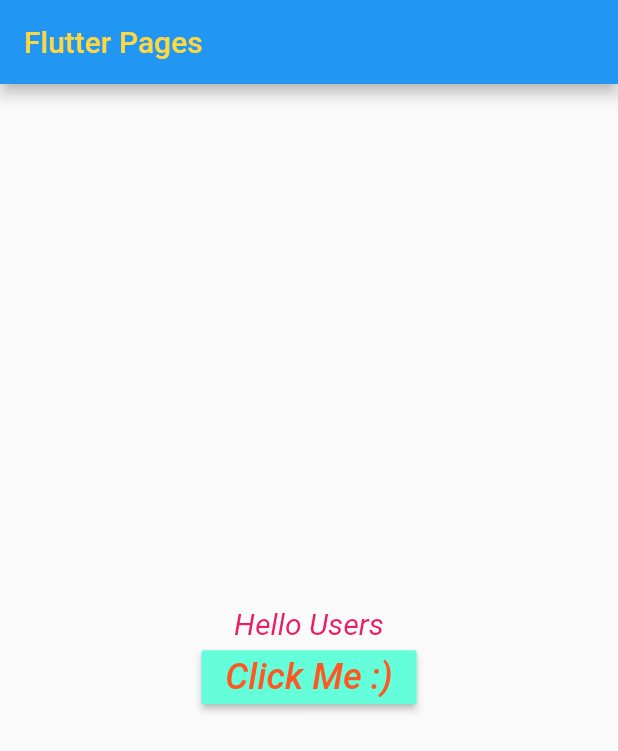
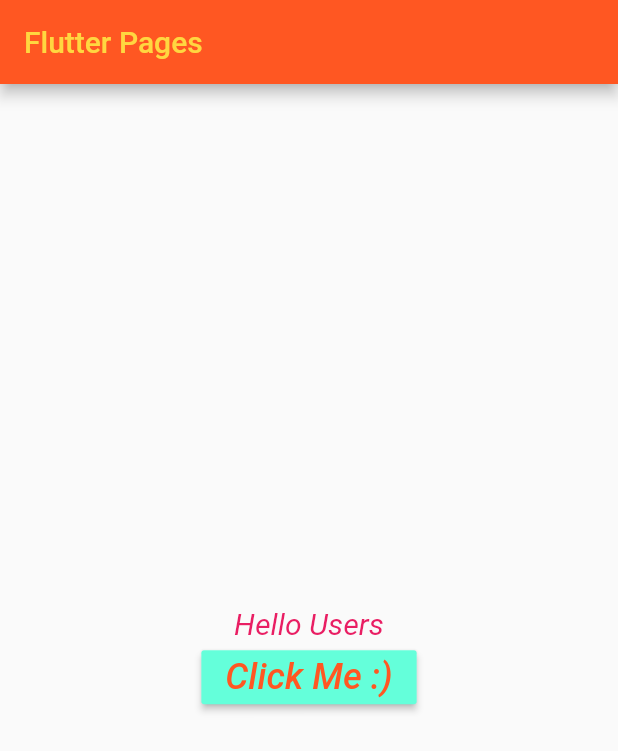
Before and after one commit to vaibhavbisht06/FlutterApp-2.0, a Flutter app: the screen it shows after launch, on a phone screen of 412 x 824 dp. Shown: the top 751 px of the screen. Run offline on Flutter 3.47's test engine with Material 2 defaults, Android fonts, the phone set to English and light mode, and no system bars.

Commit message:
Chnage in tool bar

```diff
--- a/second_app/lib/main.dart
+++ b/second_app/lib/main.dart
@@ -53,7 +53,7 @@ import 'package:flutter/material.dart';
    @override
    Widget build(BuildContext context) {
      return Scaffold(
-       appBar:  new AppBar(
+       appBar:  new AppBar(backgroundColor: Colors.deepOrange ,
          title: new Text("Flutter Pages", style: new TextStyle(color: Colors.amberAccent),),
        ),
        body: ClickButtonWidget()
```
